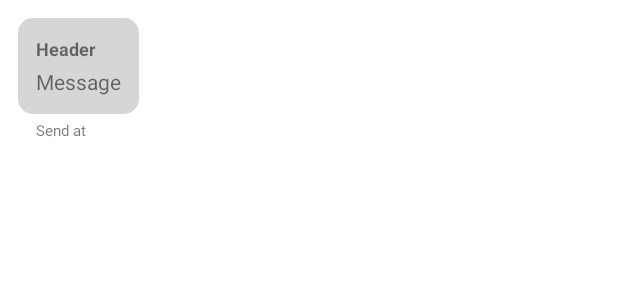
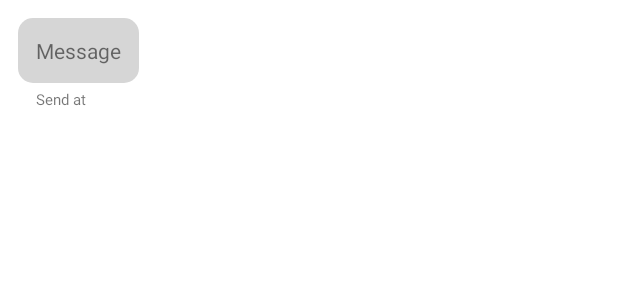
Before and after one commit to MauHylian/vinyl-companion, an Android app: the layout message_item.xml on its own in the app's theme, with its tools: preview values and no code run, on a phone screen of 412 x 824 dp. Shown: the top 300 px of the screen. Run offline under Robolectric (Android 15) with nearby library versions, the phone set to English and light mode, and no system bars.

```diff
--- a/app/src/main/res/layout/message_item.xml
+++ b/app/src/main/res/layout/message_item.xml
@@ -15,29 +15,6 @@
         android:orientation="vertical"
         android:layout_width="wrap_content"
         android:layout_height="match_parent">
-        <TextView
-            android:visibility="gone"
-            android:id="@+id/from"
-            android:layout_width="wrap_content"
-            android:layout_height="wrap_content"
-            android:text="@string/from" />
-
-        <TextView
-            android:visibility="gone"
-            android:id="@+id/to"
-            android:layout_width="wrap_content"
-            android:layout_height="wrap_content"
-            android:text="@string/to" />
-
-        <TextView
-            android:layout_width="wrap_content"
-            android:layout_height="wrap_content"
-            android:id="@+id/header"
-            android:text="@string/header"
-            android:textSize="12sp"
-            android:layout_marginBottom="4dp"
-            android:textStyle="bold"
-            />
 
         <TextView
             android:id="@+id/message"
--- a/app/src/main/res/values/strings.xml
+++ b/app/src/main/res/values/strings.xml
@@ -48,7 +48,7 @@
     <string name="to">To</string>
     <string name="send_at">Send at</string>
     <string name="message">Message</string>
-    <string name="heading">Heading</string>
     <string name="header">Header</string>
     <string name="sent_by_you">Sent by you</string>
+    <string name="chat_with">Chat con</string>
 </resources>
```
Also changed, not shown: app/src/main/java/com/example/practice/activities/ChatActivity.kt (+27 -0 lines), app/src/main/java/com/example/practice/adapters/MessagesRecyclerViewAdapter.kt (+1 -9 lines), app/src/main/res/layout/activity_chat.xml (+8 -0 lines), 2 other files.
